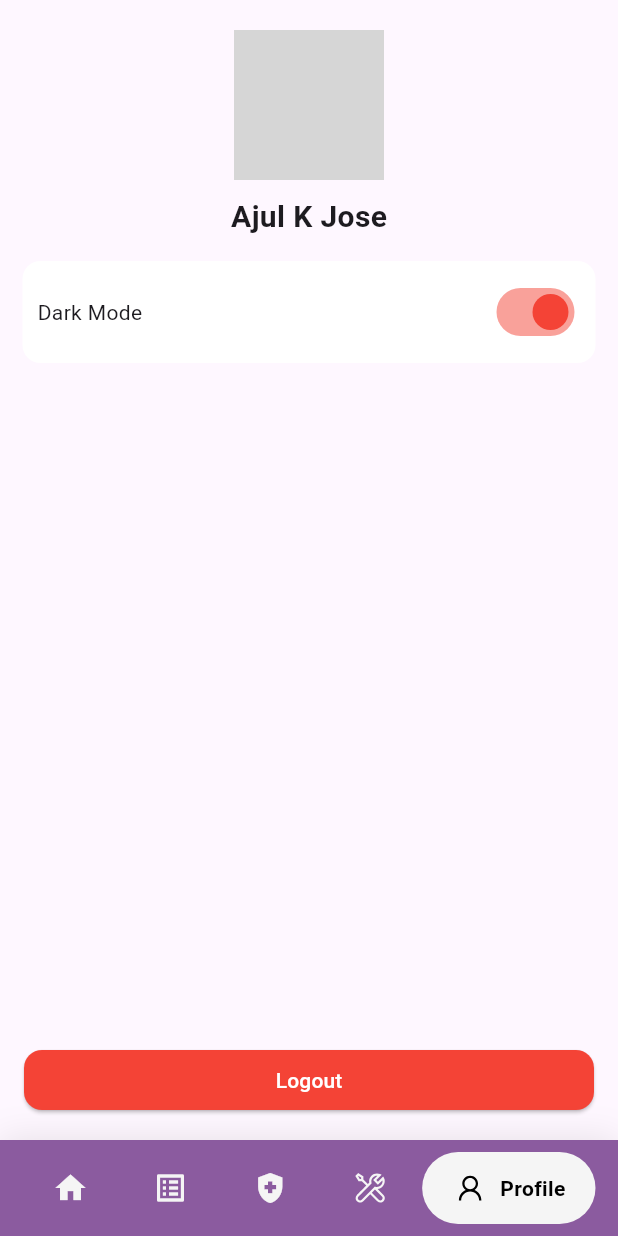
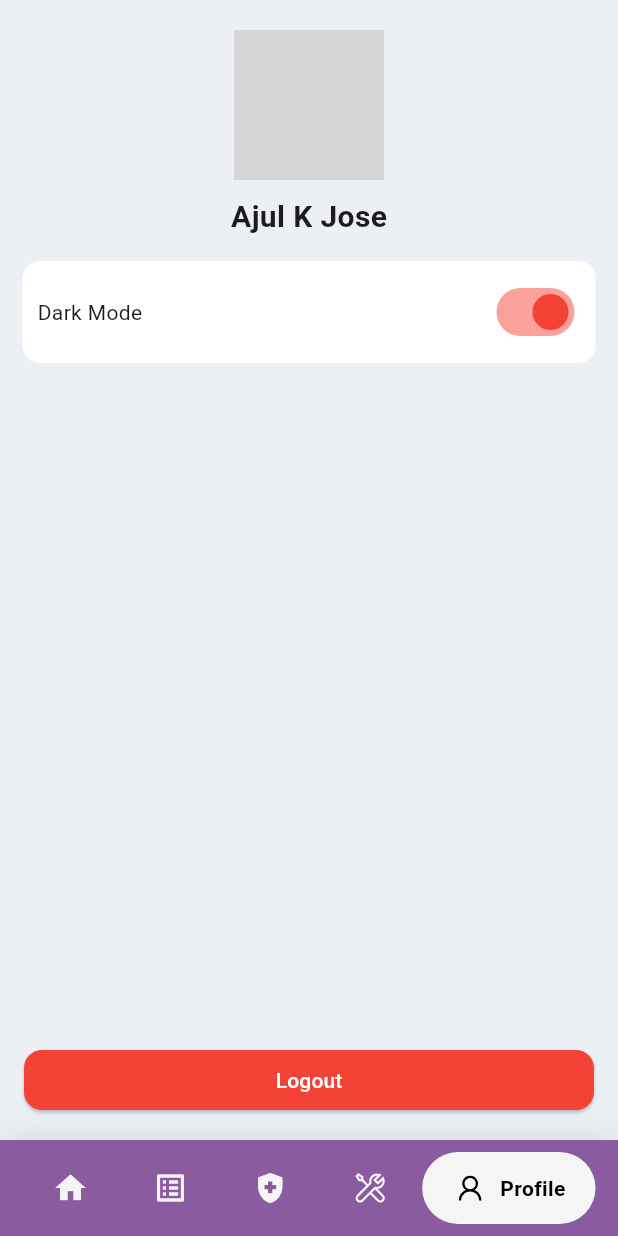
Before and after one commit to ajulkjose246/InstHelper, a Flutter app: the screen it shows after launch, item 5 of the bottom bar chosen, on a phone screen of 412 x 824 dp. Run offline on Flutter 3.47's test engine with Material 3 defaults, Android fonts, the phone set to English and light mode, and no system bars; drawn by our look-alikes of google_nav_bar; our stand-ins replace file_picker, firebase_core, firebase_database, line_icons, lottie; missing offline and left inert: dotlottie_loader; accounts and stored records are empty; grey boxes are pictures that could not be loaded.

Commit message:
app color theme changed

```diff
--- a/lib/screens/container.dart
+++ b/lib/screens/container.dart
@@ -28,13 +28,13 @@ class _ContainerScreenState extends State<ContainerScreen> {
   @override
   Widget build(BuildContext context) {
     return Scaffold(
-      backgroundColor: const Color.fromRGBO(236, 240, 245, 1),
+      backgroundColor: const Color.fromRGBO(139, 91, 159, 1),
       body: SafeArea(
         child: _widgetOptions.elementAt(_selectedIndex),
       ),
       bottomNavigationBar: Container(
         decoration: BoxDecoration(
-          color: const Color.fromRGBO(139, 91, 159, 1),
+          color: Color.fromRGBO(139, 91, 159, 1),
           boxShadow: [
             BoxShadow(
               blurRadius: 20,
--- a/lib/screens/user/home_screen.dart
+++ b/lib/screens/user/home_screen.dart
@@ -10,7 +10,9 @@ class HomeScreen extends StatefulWidget {
 class _HomeScreenState extends State<HomeScreen> {
   @override
   Widget build(BuildContext context) {
-    return ListView(
+    return Container(
+      color: const Color.fromRGBO(236, 240, 245, 1),
+      child: ListView(
         children: [
           Padding(
             padding: const EdgeInsets.all(20),
@@ -612,6 +614,7 @@ class _HomeScreenState extends State<HomeScreen> {
             ),
           ),
         ],
+      ),
     );
   }
 }
--- a/lib/screens/user/insurance_list.dart
+++ b/lib/screens/user/insurance_list.dart
@@ -10,7 +10,9 @@ class InsuranceList extends StatefulWidget {
 class _InsuranceListState extends State<InsuranceList> {
   @override
   Widget build(BuildContext context) {
-    return ListView(
+    return Container(
+      color: const Color.fromRGBO(236, 240, 245, 1),
+      child: ListView(
         children: [
           Padding(
             padding: const EdgeInsets.all(20),
@@ -418,6 +420,7 @@ class _InsuranceListState extends State<InsuranceList> {
             ),
           ),
         ],
+      ),
     );
   }
 }
--- a/lib/screens/user/profile_view.dart
+++ b/lib/screens/user/profile_view.dart
@@ -1,7 +1,7 @@
 import 'package:flutter/material.dart';
 
 class ProfileScreen extends StatefulWidget {
-  const ProfileScreen({Key? key}) : super(key: key);
+  const ProfileScreen({super.key});
 
   @override
   ProfileScreenState createState() => ProfileScreenState();
@@ -11,6 +11,7 @@ class ProfileScreenState extends State<ProfileScreen> {
   @override
   Widget build(BuildContext context) {
     return Scaffold(
+      backgroundColor: const Color.fromRGBO(236, 240, 245, 1),
       body: Column(
         children: [
           Expanded(
--- a/lib/screens/user/vechicle_list.dart
+++ b/lib/screens/user/vechicle_list.dart
@@ -10,7 +10,9 @@ class VechicleListScreen extends StatefulWidget {
 class _VechicleListScreenState extends State<VechicleListScreen> {
   @override
   Widget build(BuildContext context) {
-    return ListView(
+    return Container(
+      color: const Color.fromRGBO(236, 240, 245, 1),
+      child: ListView(
         children: [
           Padding(
             padding: const EdgeInsets.all(20),
@@ -505,6 +507,7 @@ class _VechicleListScreenState extends State<VechicleListScreen> {
             ),
           ),
         ],
+      ),
     );
   }
 }
```
Also changed, not shown: lib/screens/user/add_vehicle.dart (+25 -6 lines), 1 other file. Lines whose indentation alone changed are shown as unchanged.
